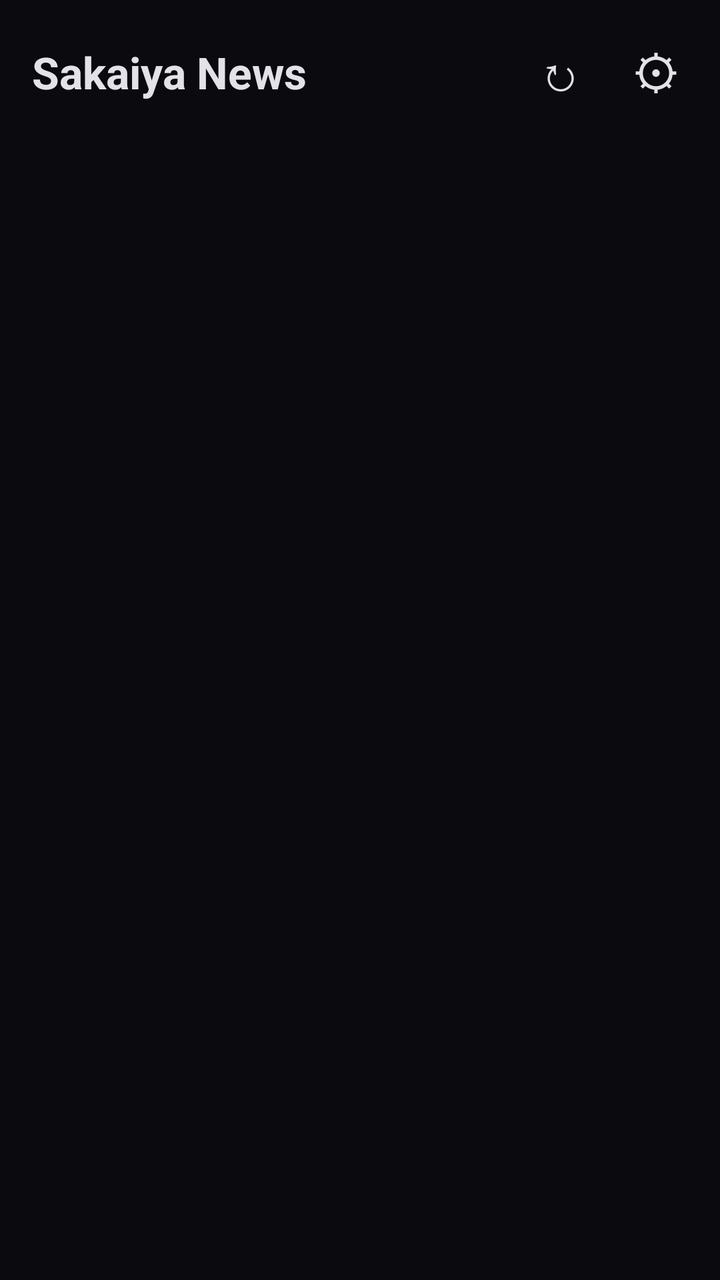
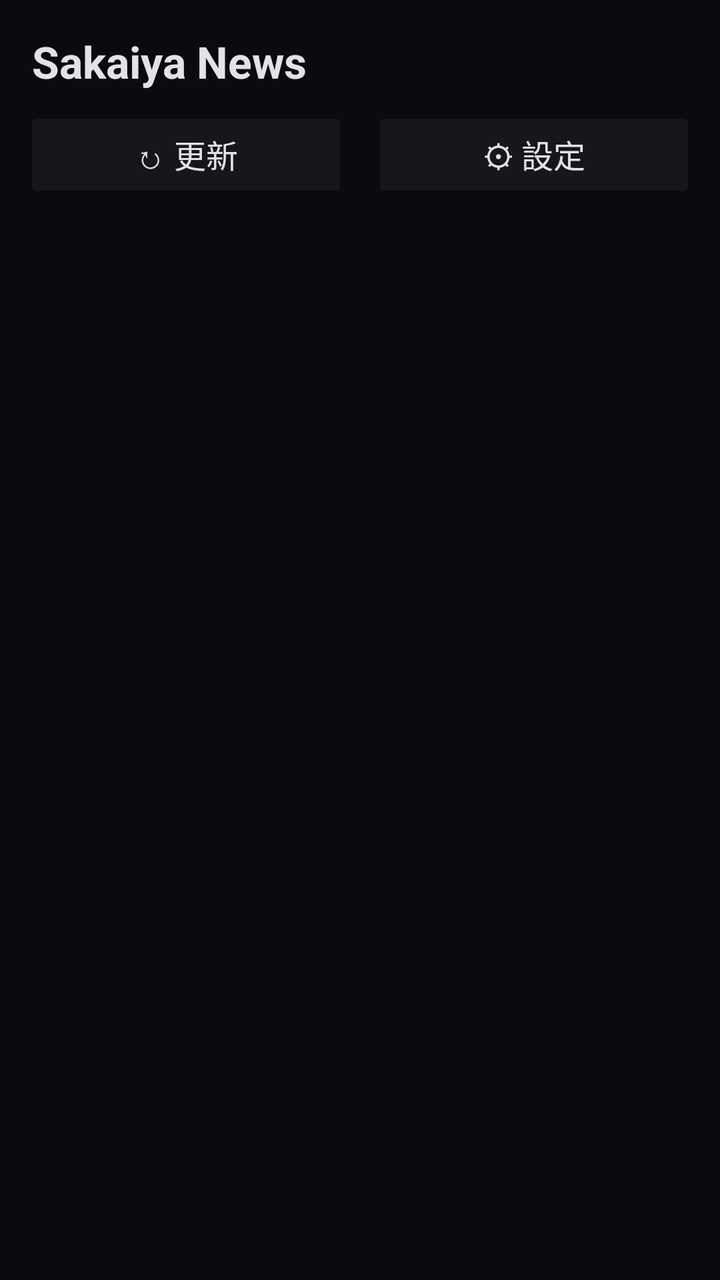

Screens rendered from an Android XML layout before and after an edit, with the pre-edit source and the edit as a unified diff.
<!-- AndroidManifest.xml: activity theme Theme.SakaiyaNews -->
<!-- res/layout/activity_main.xml -->
<?xml version="1.0" encoding="utf-8"?>
<LinearLayout xmlns:android="http://schemas.android.com/apk/res/android"
    android:layout_width="match_parent"
    android:layout_height="match_parent"
    android:orientation="vertical"
    android:background="@color/bg">

    <LinearLayout
        android:layout_width="match_parent"
        android:layout_height="wrap_content"
        android:orientation="horizontal"
        android:gravity="center_vertical"
        android:paddingStart="16dp"
        android:paddingEnd="8dp"
        android:paddingTop="12dp"
        android:paddingBottom="4dp">

        <TextView
            android:layout_width="0dp"
            android:layout_height="wrap_content"
            android:layout_weight="1"
            android:text="Sakaiya News"
            android:textColor="@color/text"
            android:textSize="22sp"
            android:textStyle="bold" />

        <TextView
            android:id="@+id/keyword_label"
            android:layout_width="wrap_content"
            android:layout_height="wrap_content"
            android:textColor="@color/accent"
            android:textSize="14sp"
            android:textStyle="bold"
            android:paddingEnd="8dp" />

        <Button
            android:id="@+id/btn_refresh"
            style="?android:attr/buttonBarButtonStyle"
            android:layout_width="48dp"
            android:layout_height="48dp"
            android:text="↻"
            android:textSize="24sp"
            android:textColor="@color/text"
            android:minWidth="48dp"
            android:minHeight="48dp"
            android:padding="0dp"
            android:background="?android:attr/selectableItemBackgroundBorderless" />

        <Button
            android:id="@+id/btn_settings"
            style="?android:attr/buttonBarButtonStyle"
            android:layout_width="48dp"
            android:layout_height="48dp"
            android:text="⚙"
            android:textSize="24sp"
            android:textColor="@color/text"
            android:minWidth="48dp"
            android:minHeight="48dp"
            android:padding="0dp"
            android:background="?android:attr/selectableItemBackgroundBorderless" />
    </LinearLayout>

    <TextView
        android:id="@+id/main_status"
        android:layout_width="match_parent"
        android:layout_height="wrap_content"
        android:textColor="@color/text2"
        android:textSize="13sp"
        android:paddingStart="16dp"
        android:paddingEnd="16dp"
        android:paddingBottom="8dp" />

    <androidx.recyclerview.widget.RecyclerView
        android:id="@+id/news_list"
        android:layout_width="match_parent"
        android:layout_height="match_parent"
        android:paddingStart="12dp"
        android:paddingEnd="12dp"
        android:clipToPadding="false" />

</LinearLayout>
<!-- resources referenced by this layout -->
<resources>
  <color name="accent">#FF6366F1</color>
  <color name="bg">#FF0B0B0F</color>
  <color name="text">#FFE2E2E8</color>
  <color name="text2">#FF9999A8</color>
  <style name="Theme.SakaiyaNews" parent="Theme.AppCompat.DayNight.NoActionBar">
          <item name="android:colorBackground">@color/bg</item>
          <item name="android:textColor">@color/text</item>
          <item name="colorPrimary">@color/accent</item>
      </style>
</resources>

<!-- the commit's change to res/layout/activity_main.xml (unified diff, before → after) -->
@@ -3,17 +3,19 @@
     android:layout_width="match_parent"
     android:layout_height="match_parent"
     android:orientation="vertical"
-    android:background="@color/bg">
+    android:background="@color/bg"
+    android:fitsSystemWindows="true">
 
+    
     <LinearLayout
         android:layout_width="match_parent"
         android:layout_height="wrap_content"
         android:orientation="horizontal"
         android:gravity="center_vertical"
         android:paddingStart="16dp"
-        android:paddingEnd="8dp"
-        android:paddingTop="12dp"
-        android:paddingBottom="4dp">
+        android:paddingEnd="16dp"
+        android:paddingTop="16dp"
+        android:paddingBottom="8dp">
 
         <TextView
             android:layout_width="0dp"
@@ -30,36 +32,42 @@
             android:layout_height="wrap_content"
             android:textColor="@color/accent"
             android:textSize="14sp"
-            android:textStyle="bold"
-            android:paddingEnd="8dp" />
+            android:textStyle="bold" />
+    </LinearLayout>
+
+    
+    <LinearLayout
+        android:layout_width="match_parent"
+        android:layout_height="wrap_content"
+        android:orientation="horizontal"
+        android:paddingStart="12dp"
+        android:paddingEnd="12dp"
+        android:paddingBottom="8dp">
 
         <Button
             android:id="@+id/btn_refresh"
-            style="?android:attr/buttonBarButtonStyle"
-            android:layout_width="48dp"
+            android:layout_width="0dp"
             android:layout_height="48dp"
-            android:text="↻"
-            android:textSize="24sp"
+            android:layout_weight="1"
+            android:text="↻ 更新"
+            android:textSize="16sp"
             android:textColor="@color/text"
-            android:minWidth="48dp"
-            android:minHeight="48dp"
-            android:padding="0dp"
-            android:background="?android:attr/selectableItemBackgroundBorderless" />
+            android:backgroundTint="@color/surface"
+            android:layout_marginEnd="6dp" />
 
         <Button
             android:id="@+id/btn_settings"
-            style="?android:attr/buttonBarButtonStyle"
-            android:layout_width="48dp"
+            android:layout_width="0dp"
             android:layout_height="48dp"
-            android:text="⚙"
-            android:textSize="24sp"
+            android:layout_weight="1"
+            android:text="⚙ 設定"
+            android:textSize="16sp"
             android:textColor="@color/text"
-            android:minWidth="48dp"
-            android:minHeight="48dp"
-            android:padding="0dp"
-            android:background="?android:attr/selectableItemBackgroundBorderless" />
+            android:backgroundTint="@color/surface"
+            android:layout_marginStart="6dp" />
     </LinearLayout>
 
+    
     <TextView
         android:id="@+id/main_status"
         android:layout_width="match_parent"
@@ -70,6 +78,43 @@
         android:paddingEnd="16dp"
         android:paddingBottom="8dp" />
 
+    
+    <LinearLayout
+        android:id="@+id/setup_prompt"
+        android:layout_width="match_parent"
+        android:layout_height="match_parent"
+        android:orientation="vertical"
+        android:gravity="center"
+        android:padding="32dp"
+        android:visibility="gone">
+
+        <TextView
+            android:layout_width="wrap_content"
+            android:layout_height="wrap_content"
+            android:text="📰"
+            android:textSize="48sp"
+            android:layout_marginBottom="16dp" />
+
+        <TextView
+            android:layout_width="wrap_content"
+            android:layout_height="wrap_content"
+            android:text="ニュースを表示するには\nAPIキーの設定が必要です"
+            android:textColor="@color/text"
+            android:textSize="16sp"
+            android:gravity="center"
+            android:layout_marginBottom="24dp" />
+
+        <Button
+            android:id="@+id/btn_setup"
+            android:layout_width="240dp"
+            android:layout_height="56dp"
+            android:text="⚙ 設定を開く"
+            android:textSize="18sp"
+            android:textColor="@color/text"
+            android:backgroundTint="@color/accent" />
+    </LinearLayout>
+
+    
     <androidx.recyclerview.widget.RecyclerView
         android:id="@+id/news_list"
         android:layout_width="match_parent"
<!-- resource entries referenced after the edit -->
@@ -2,6 +2,7 @@
 <resources>
   <color name="accent">#FF6366F1</color>
   <color name="bg">#FF0B0B0F</color>
+  <color name="surface">#FF16161C</color>
   <color name="text">#FFE2E2E8</color>
   <color name="text2">#FF9999A8</color>
   <style name="Theme.SakaiyaNews" parent="Theme.AppCompat.DayNight.NoActionBar">
